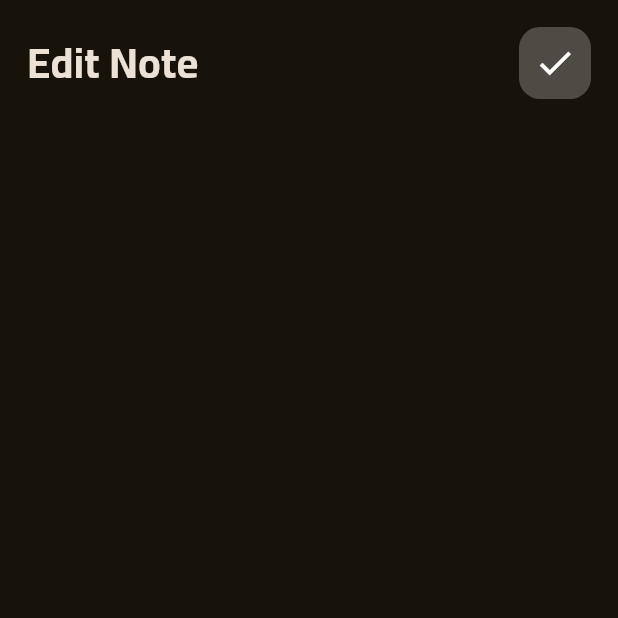
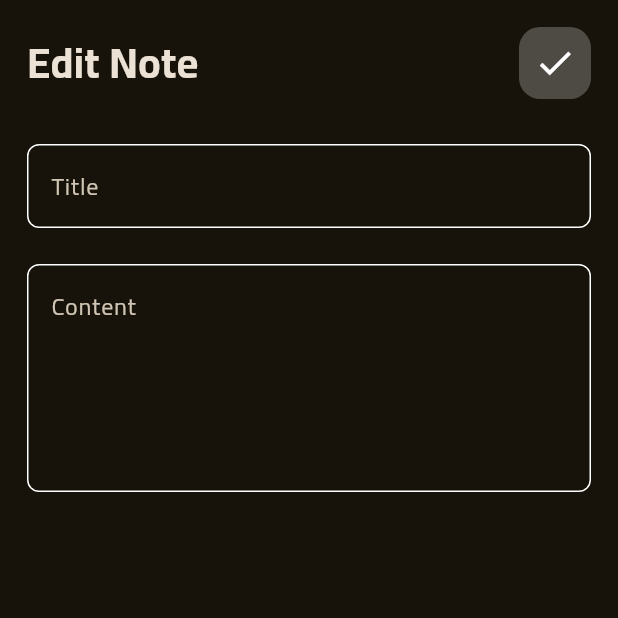
Before and after one commit to hashem2770/Notes, a Flutter app: the EditNoteView screen opened directly, on a phone screen of 412 x 824 dp, the top half of it. Run offline on Flutter 3.47's test engine with Material 3 defaults, Android fonts, the phone set to English and light mode, and no system bars.

Commit message:
edit note view UI Done

```diff
--- a/lib/views/edit_note_view/presentation/view/edit_note_view_body.dart
+++ b/lib/views/edit_note_view/presentation/view/edit_note_view_body.dart
@@ -1,5 +1,6 @@
 import 'package:flutter/material.dart';
 import 'package:note_app/views/home_view/presentation/widgets/app_bar.dart';
+import 'package:note_app/views/home_view/presentation/widgets/custom_text_field.dart';
 
 class EditNoteViewBody extends StatelessWidget {
   const EditNoteViewBody({super.key});
@@ -12,6 +13,10 @@ class EditNoteViewBody extends StatelessWidget {
         child: Column(
           children: [
             CustomAppBar(title: 'Edit Note',icon: Icons.check),
+            SizedBox(height: 12),
+            CustomTextField(hintText: 'Title'),
+            SizedBox(height: 24),
+            CustomTextField(hintText: 'Content',maxLines: 5),
           ],
         ),
       ),
```
